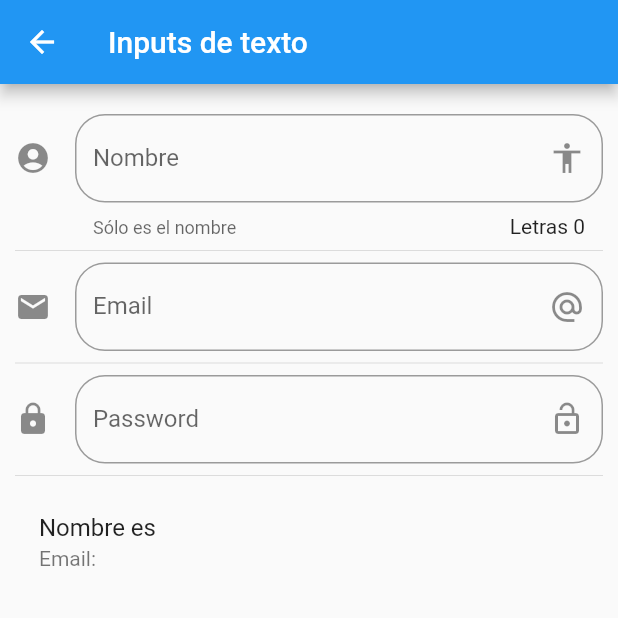
After one commit to VictorBejarano/6-Componentes, a Flutter app: the InputPage screen opened by its route, on a phone screen of 412 x 824 dp, the top half of it. The commit adds this screen. Run offline on Flutter 3.47's test engine with Material 2 defaults, Android fonts, the phone set to English and light mode, and no system bars.

Commit message:
24 Inputs email and password

```diff
--- a/data/menu_opts.json
+++ b/data/menu_opts.json
@@ -19,6 +19,11 @@
             "ruta": "animatedContainer",
             "icon": "donut_large",
             "texto": "Animated Container"
+        },
+        {
+            "ruta": "inputs",
+            "icon": "input",
+            "texto": "Inputs"
         }
     ]
 }
--- /dev/null
+++ b/lib/src/pages/input_page.dart
@@ -0,0 +1,91 @@
+import 'package:flutter/material.dart';
+
+class InputPage extends StatefulWidget {
+  InputPage({Key key}) : super(key: key);
+
+  @override
+  _InputPageState createState() => _InputPageState();
+}
+
+class _InputPageState extends State<InputPage> {
+  String _nombre = '';
+  String _email = '';
+
+  @override
+  Widget build(BuildContext context) {
+    return Scaffold(
+      appBar: AppBar(
+        title: Text('Inputs de texto'),
+      ),
+      body: ListView(
+        padding: EdgeInsets.symmetric(horizontal: 10.0, vertical: 20.0),
+        children: <Widget>[
+          _crearInput(),
+          Divider(),
+          _crearEmail(),
+          Divider(),
+          _crearPassword(),
+          Divider(),
+          _crearPersona()
+        ],
+      ),
+    );
+  }
+
+  Widget _crearInput() {
+    return TextField(
+      // autofocus: true,
+      textCapitalization: TextCapitalization.sentences,
+      decoration: InputDecoration(
+          border: OutlineInputBorder(borderRadius: BorderRadius.circular(20.0)),
+          counter: Text('Letras ${_nombre.length}'),
+          hintText: 'Nombre de la persona',
+          labelText: 'Nombre',
+          helperText: 'Sólo es el nombre',
+          suffixIcon: Icon(Icons.accessibility),
+          icon: Icon(Icons.account_circle)),
+      onChanged: (valor) {
+        setState(() {
+          _nombre = valor;
+        });
+      },
+    );
+  }
+
+  Widget _crearPersona() {
+    return ListTile(
+      title: Text('Nombre es $_nombre'),
+      subtitle: Text('Email: $_email'),
+    );
+  }
+
+  Widget _crearEmail() {
+    return TextField(
+      keyboardType: TextInputType.emailAddress,
+      decoration: InputDecoration(
+          border: OutlineInputBorder(borderRadius: BorderRadius.circular(20.0)),
+          hintText: 'Email',
+          labelText: 'Email',
+          suffixIcon: Icon(Icons.alternate_email),
+          icon: Icon(Icons.email)),
+      onChanged: (valor) => setState(() {
+        _email = valor;
+      }),
+    );
+  }
+
+  Widget _crearPassword() {
+    return TextField(
+      obscureText: true,
+      decoration: InputDecoration(
+          border: OutlineInputBorder(borderRadius: BorderRadius.circular(20.0)),
+          hintText: 'Password',
+          labelText: 'Password',
+          suffixIcon: Icon(Icons.lock_open),
+          icon: Icon(Icons.lock)),
+      onChanged: (valor) => setState(() {
+        _email = valor;
+      }),
+    );
+  }
+}
--- a/lib/src/routes/routes.dart
+++ b/lib/src/routes/routes.dart
@@ -3,6 +3,7 @@ import 'package:componentes/src/pages/animated_container.dart';
 import 'package:componentes/src/pages/avatar_page.dart';
 import 'package:componentes/src/pages/card_page.dart';
 import 'package:componentes/src/pages/home_page.dart';
+import 'package:componentes/src/pages/input_page.dart';
 import 'package:flutter/material.dart';
 
 Map<String, WidgetBuilder> getApplicationRoutes() {
@@ -12,5 +13,6 @@ Map<String, WidgetBuilder> getApplicationRoutes() {
     'avatar': (BuildContext context) => AvatarPage(),
     'card': (BuildContext context) => CardPage(),
     'animatedContainer': (BuildContext context) => AnimatedContainerPage(),
+    'inputs': (BuildContext context) => InputPage(),
   };
 }
--- a/lib/src/utils/icono_string_util.dart
+++ b/lib/src/utils/icono_string_util.dart
@@ -4,7 +4,8 @@ final _icons = <String, IconData>{
   'add_alert': Icons.add_alert,
   'accessibility': Icons.accessibility,
   'folder_open': Icons.folder_open,
-  'donut_large': Icons.donut_large
+  'donut_large': Icons.donut_large,
+  'input': Icons.input
 };
 
 Icon getIcon(String nombreIcono) {
```
